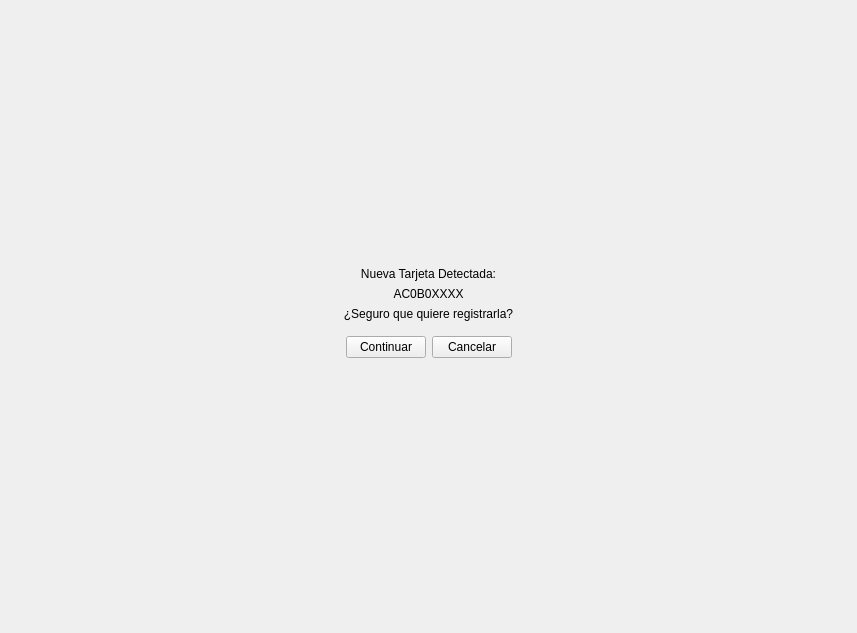
Qt form uis/confirm_register.ui (rafafdz/RomanaSoftware) before a commit.
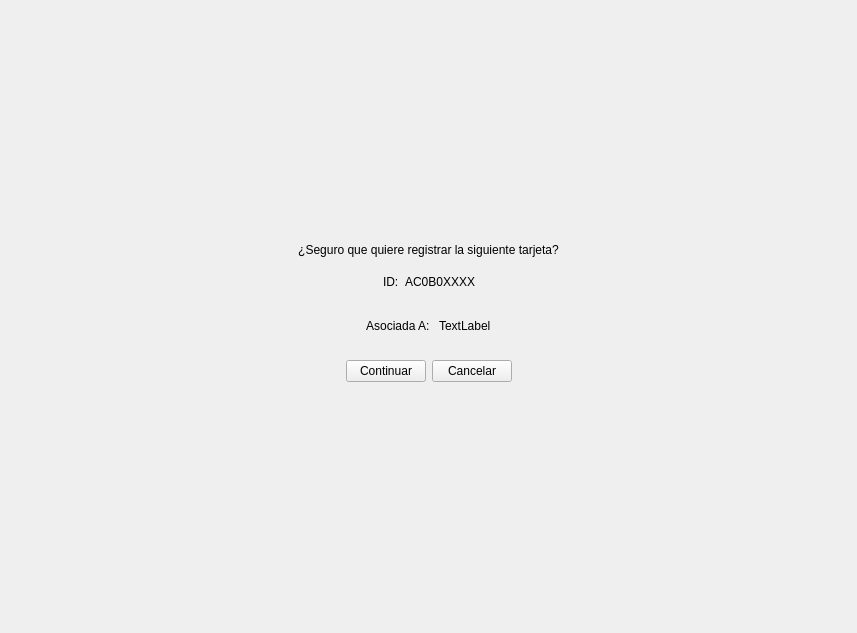
The same form after that commit.

Commit message: Register Form done

Diff of the .ui file:
```diff
--- a/uis/confirm_register.ui
+++ b/uis/confirm_register.ui
@@ -28,12 +28,35 @@
     </spacer>
    </item>
    <item>
-    <widget class="QLabel" name="detected_lbl">
+    <widget class="QLabel" name="confirm_lbl">
      <property name="text">
-      <string>Nueva Tarjeta Detectada:</string>
+      <string>¿Seguro que quiere registrar la siguiente tarjeta?</string>
      </property>
      <property name="alignment">
       <set>Qt::AlignCenter</set>
+     </property>
+    </widget>
+   </item>
+   <item>
+    <widget class="QWidget" name="widget_2" native="true">
+     <layout class="QHBoxLayout" name="horizontalLayout_2">
+      <item>
+       <spacer name="horizontalSpacer">
+        <property name="orientation">
+         <enum>Qt::Horizontal</enum>
+        </property>
+        <property name="sizeHint" stdset="0">
+         <size>
+          <width>40</width>
+          <height>20</height>
+         </size>
+        </property>
+       </spacer>
+      </item>
+      <item>
+       <widget class="QLabel" name="card_text_lbl">
+        <property name="text">
+         <string>ID:</string>
      </property>
     </widget>
    </item>
@@ -48,13 +71,68 @@
     </widget>
    </item>
    <item>
-    <widget class="QLabel" name="confirm_lbl">
+       <spacer name="horizontalSpacer_2">
+        <property name="orientation">
+         <enum>Qt::Horizontal</enum>
+        </property>
+        <property name="sizeHint" stdset="0">
+         <size>
+          <width>40</width>
+          <height>20</height>
+         </size>
+        </property>
+       </spacer>
+      </item>
+     </layout>
+    </widget>
+   </item>
+   <item>
+    <widget class="QWidget" name="widget_3" native="true">
+     <layout class="QHBoxLayout" name="horizontalLayout_3">
+      <item>
+       <spacer name="horizontalSpacer_3">
+        <property name="orientation">
+         <enum>Qt::Horizontal</enum>
+        </property>
+        <property name="sizeHint" stdset="0">
+         <size>
+          <width>40</width>
+          <height>20</height>
+         </size>
+        </property>
+       </spacer>
+      </item>
+      <item>
+       <widget class="QLabel" name="name_text_lbl">
      <property name="text">
-      <string>¿Seguro que quiere registrarla?</string>
+         <string>Asociada A: </string>
      </property>
      <property name="alignment">
       <set>Qt::AlignCenter</set>
      </property>
+       </widget>
+      </item>
+      <item>
+       <widget class="QLabel" name="name_lbl">
+        <property name="text">
+         <string>TextLabel</string>
+        </property>
+       </widget>
+      </item>
+      <item>
+       <spacer name="horizontalSpacer_4">
+        <property name="orientation">
+         <enum>Qt::Horizontal</enum>
+        </property>
+        <property name="sizeHint" stdset="0">
+         <size>
+          <width>40</width>
+          <height>20</height>
+         </size>
+        </property>
+       </spacer>
+      </item>
+     </layout>
     </widget>
    </item>
    <item>
```
Lines whose indentation alone changed are shown as unchanged. The commit also changes 7 other files.
